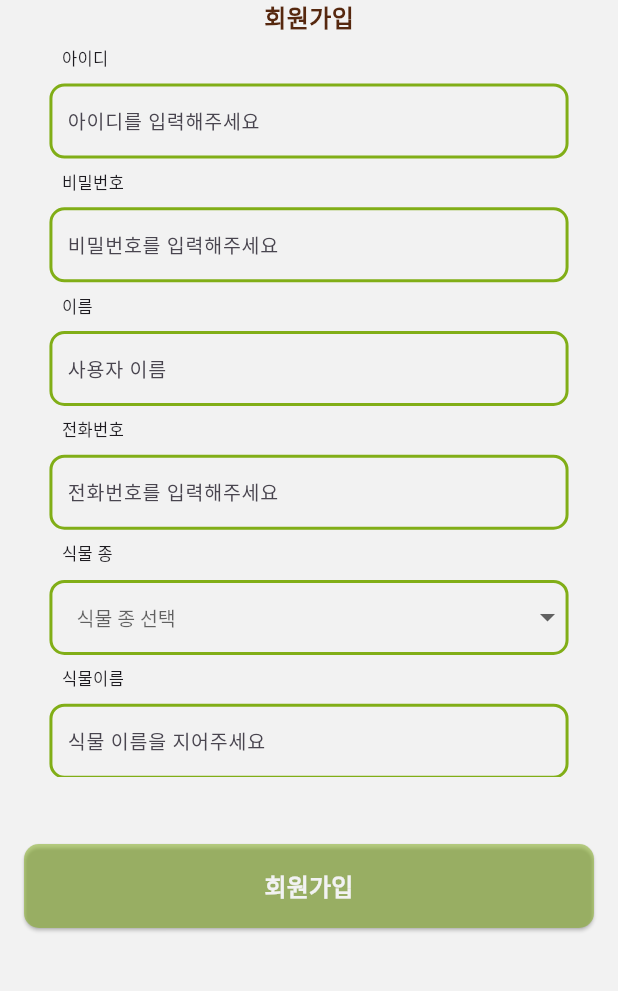
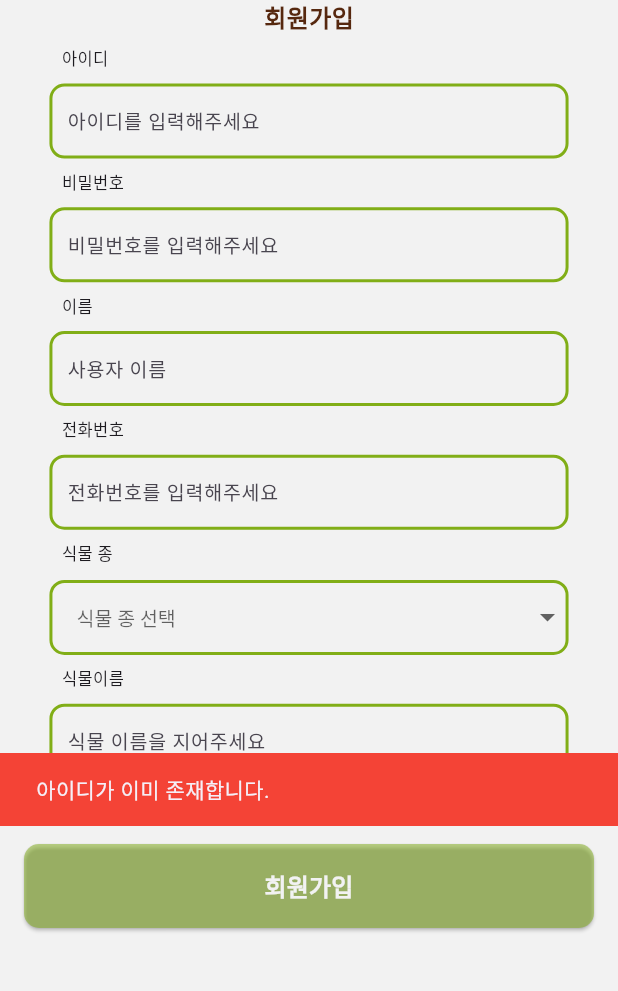
Before and after one commit to GrowingPetPlant/Front, a Flutter app: the Sign_in screen opened directly, after a tap on "회원가입", on a phone screen of 412 x 824 dp, the part 200-1191 px from its top. Run offline on Flutter 3.47's test engine with Material 3 defaults, Android fonts, the phone set to English and light mode, and no system bars; drawn by our look-alikes of dropdown_button2; our stand-ins replace table_calendar; missing offline and left inert: dart:ffi; network calls fail.

Commit message:
회원가입실행안되던거수정

```diff
--- a/lib/Sign_in.dart
+++ b/lib/Sign_in.dart
@@ -15,7 +15,6 @@ class Sign_in extends StatefulWidget {
 }
 
 class Sign_in_view extends State<Sign_in> {
-  final _formKey = GlobalKey<FormState>();
   final TextEditingController _idController = TextEditingController();
   final TextEditingController _passwordController = TextEditingController();
   final TextEditingController _userNameController = TextEditingController();
@@ -40,7 +39,6 @@ class Sign_in_view extends State<Sign_in> {
   }
 
   Future<void> _signUp() async {
-    if (_formKey.currentState!.validate()) {
       //모든 입력값이 유효한지 확인하고 유효하지 않은 경우 회원가입 처리 중지하기
       try {
         // 아이디 중복 여부 확인
@@ -95,7 +93,7 @@ class Sign_in_view extends State<Sign_in> {
           ),
         );
       }
-    }
+
   }
 
   String _validateIdLogic(String value) {
--- a/lib/user_service.dart
+++ b/lib/user_service.dart
@@ -1,7 +1,7 @@
 import 'package:http/http.dart' as http;
 import 'dart:convert';
 import 'user.dart';
-String address="http://172.30.1.78:8080";
+String address="http://172.20.10.11:8080";
 class DBService {
   //
   Future<String?> login(User user) async {
```
